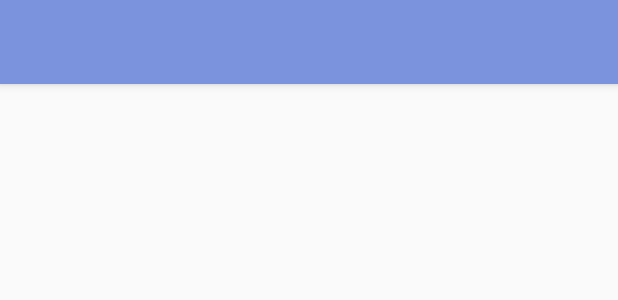
After one commit to CS411FA18/RolyPoly, an Android app: the layout activity_leaderboard.xml on its own in the app's theme, with its tools: preview values and no code run, on a phone screen of 412 x 824 dp. The commit adds this screen. Shown: the top 300 px of the screen. Run offline under Robolectric (Android 15) with nearby library versions, the phone set to English and light mode, and no system bars; network calls fail.

Commit message:
added seperate Leaderboard activity

```diff
--- a/MySQLJavaApp/app/src/main/AndroidManifest.xml
+++ b/MySQLJavaApp/app/src/main/AndroidManifest.xml
@@ -67,6 +67,10 @@
         <activity
             android:name=".SignUpActivity"
             android:label="@string/title_activity_login2"
+            android:theme="@style/AppTheme" />
+        <activity
+            android:name=".LeaderboardActivity"
+            android:label="@string/title_activity_leaderboard"
             android:theme="@style/AppTheme"></activity>
     </application>
 
--- /dev/null
+++ b/MySQLJavaApp/app/src/main/res/layout/activity_leaderboard.xml
@@ -0,0 +1,25 @@
+<?xml version="1.0" encoding="utf-8"?>
+<android.support.design.widget.CoordinatorLayout xmlns:android="http://schemas.android.com/apk/res/android"
+    xmlns:app="http://schemas.android.com/apk/res-auto"
+    xmlns:tools="http://schemas.android.com/tools"
+    android:layout_width="match_parent"
+    android:layout_height="match_parent"
+    tools:context=".LeaderboardActivity">
+
+    <android.support.design.widget.AppBarLayout
+        android:layout_width="match_parent"
+        android:layout_height="wrap_content"
+        android:theme="@style/AppTheme.AppBarOverlay">
+
+        <android.support.v7.widget.Toolbar
+            android:id="@+id/toolbar_leaderboard"
+            android:layout_width="match_parent"
+            android:layout_height="?attr/actionBarSize"
+            android:background="?attr/colorPrimary"
+            app:popupTheme="@style/AppTheme.PopupOverlay" />
+
+    </android.support.design.widget.AppBarLayout>
+
+    <include layout="@layout/content_leaderboard" />
+
+</android.support.design.widget.CoordinatorLayout>
--- /dev/null
+++ b/MySQLJavaApp/app/src/main/res/layout/content_leaderboard.xml
@@ -0,0 +1,12 @@
+<?xml version="1.0" encoding="utf-8"?>
+<android.support.constraint.ConstraintLayout xmlns:android="http://schemas.android.com/apk/res/android"
+    xmlns:app="http://schemas.android.com/apk/res-auto"
+    xmlns:tools="http://schemas.android.com/tools"
+    android:layout_width="match_parent"
+    android:layout_height="match_parent"
+    app:layout_behavior="@string/appbar_scrolling_view_behavior"
+    tools:context=".LeaderboardActivity"
+    tools:showIn="@layout/activity_leaderboard">
+
+
+</android.support.constraint.ConstraintLayout>
--- a/MySQLJavaApp/app/src/main/res/values/strings.xml
+++ b/MySQLJavaApp/app/src/main/res/values/strings.xml
@@ -130,4 +130,5 @@
     <string name="unknown_sign_in_response">Unknown Sign In Response</string>
     <string name="unknown_response">Unknown Response</string>
     <string name="title_activity_login2">LoginActivity2</string>
+    <string name="title_activity_leaderboard">LeaderboardActivity</string>
 </resources>
```
Also changed, not shown: MySQLJavaApp/app/src/main/java/com/cs411/RolyPoly/DrawerUtil.java (+7 -7 lines), MySQLJavaApp/app/src/main/java/com/cs411/RolyPoly/LeaderboardActivity.java (added, +28 -0 lines).
